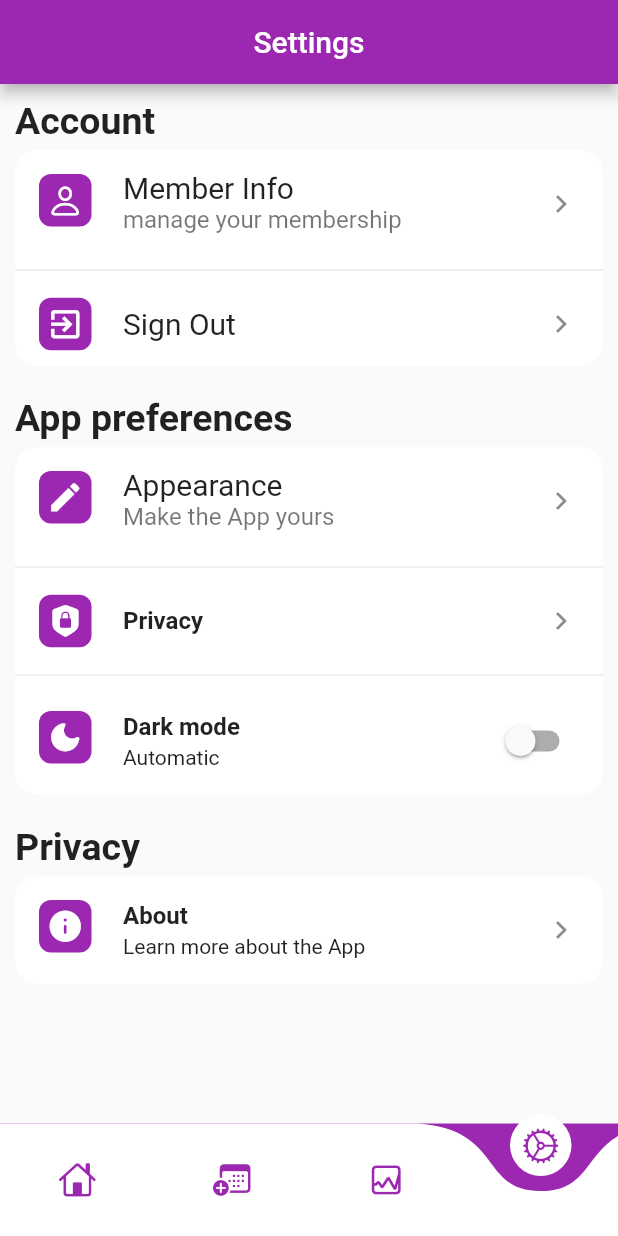
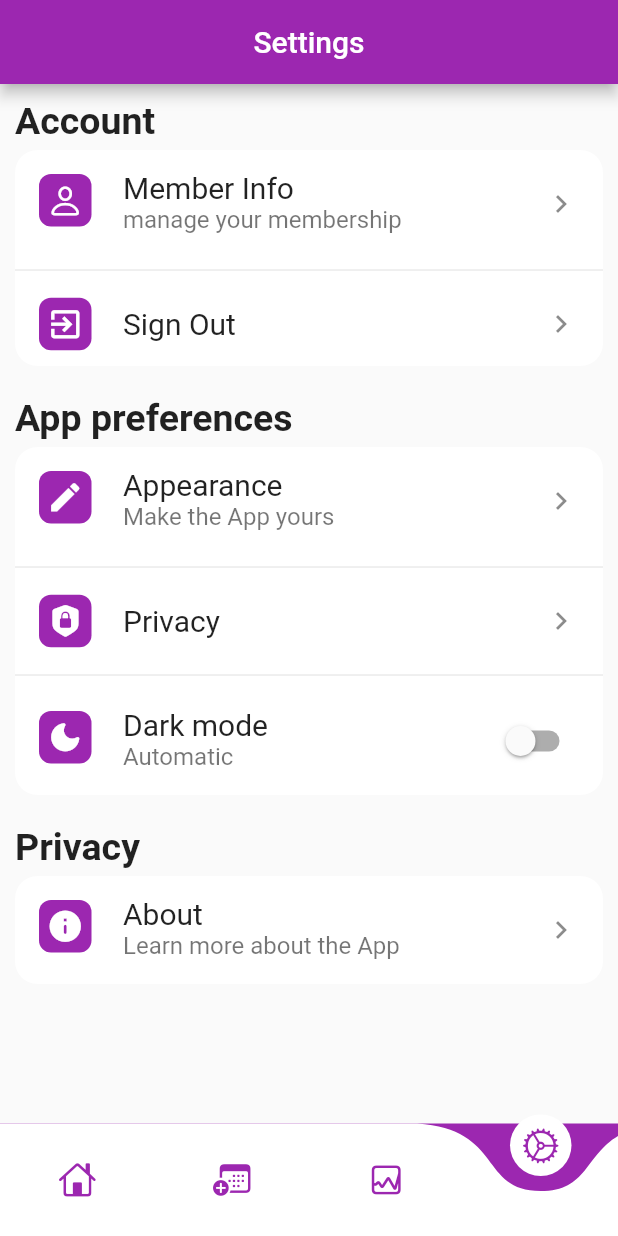
Before and after one commit to AltTheo/UOP_sports_V2.0, a Flutter app: the screen it shows after launch, item 4 of the bottom bar chosen, on a phone screen of 412 x 824 dp. Run offline on Flutter 3.47's test engine with Material 2 defaults, Android fonts, the phone set to English and light mode, and no system bars; drawn by our look-alikes of babstrap_settings_screen, curved_navigation_bar; our stand-ins replace animated_notch_bottom_bar, firebase_auth, firebase_core; missing offline and left inert: booking_calendar; accounts and stored records are empty.

Commit message:
full edit of the settings font

```diff
--- a/lib/screens/SettingsScreen.dart
+++ b/lib/screens/SettingsScreen.dart
@@ -40,7 +40,7 @@ class Settings extends StatelessWidget {
         backgroundColor: Colors.purple,
       ),
       body: Padding(
-        padding:  const EdgeInsets.all(10),
+        padding: const EdgeInsets.all(10),
         child: ListView(
           children: [
             // You can add a settings title
@@ -97,6 +97,7 @@ class Settings extends StatelessWidget {
                     backgroundColor: Colors.purple,
                   ),
                   title: 'Privacy',
+                  titleStyle: const TextStyle(fontSize: 20),
                 ),
                 SettingsItem(
                   onTap: () {},
@@ -107,7 +108,9 @@ class Settings extends StatelessWidget {
                     backgroundColor: Colors.purple,
                   ),
                   title: 'Dark mode',
+                  titleStyle: const TextStyle(fontSize: 20),
                   subtitle: "Automatic",
+                  subtitleStyle: const TextStyle(fontSize: 16),
                   trailing: Switch.adaptive(
                     value: false,
                     onChanged: (value) {
@@ -129,7 +132,9 @@ class Settings extends StatelessWidget {
                     backgroundColor: Colors.purple,
                   ),
                   title: 'About',
+                  titleStyle: const TextStyle(fontSize: 20),
                   subtitle: "Learn more about the App",
+                  subtitleStyle: const TextStyle(fontSize: 16),
                 ),
               ],
             ),
```
